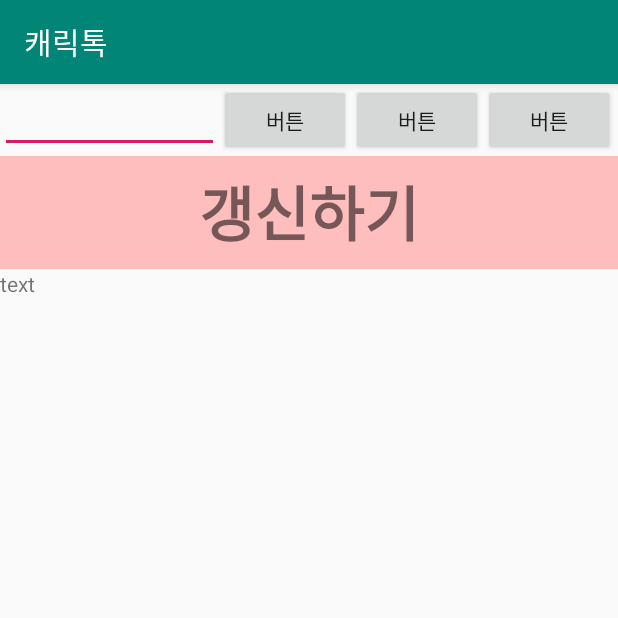
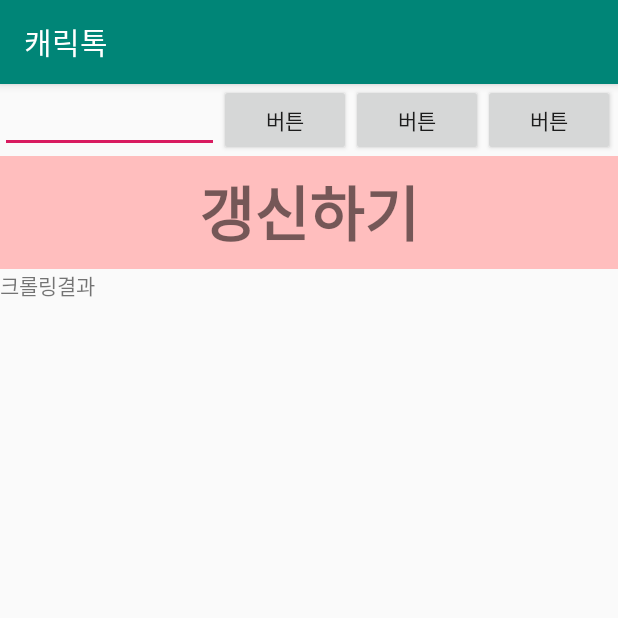
Before and after one commit to donyoeb/CharacTalk, an Android app: the SubActivity4 screen opened directly, with no data from a screen before it, on a phone screen of 412 x 824 dp, the top half of it. Run offline under Robolectric (Android 15) with nearby library versions, the phone set to English and light mode, and no system bars.

Commit message:
크롤링 기능 연습 ( 네이버실시간검색어 크롤링)

```diff
--- a/app/src/main/java/com/google/wjddidgns22/SubActivity4.java
+++ b/app/src/main/java/com/google/wjddidgns22/SubActivity4.java
@@ -35,7 +35,7 @@ public class SubActivity4 extends AppCompatActivity {
                         try {
                             doc = Jsoup.connect("https://datalab.naver.com/keyword/realtimeList.naver?age=20s&entertainment=-1&groupingLevel=1&marketing=-1&news=-1&sports=-1").get(); //naver페이지를 불러옴
                             contents = doc.select("div.ranking_box");//셀렉터로 span태그중 class값이 ah_k인 내용을 가져옴
-                        } catch (IOException e) {
+                        } catch (IOException e) {    // 네이버 블로그 긁어올거 추가하기
                             e.printStackTrace();
                         }
                         Top10 = "";
--- a/app/src/main/res/layout/activity_sub4.xml
+++ b/app/src/main/res/layout/activity_sub4.xml
@@ -47,7 +47,7 @@
             android:id="@+id/textBox"
             android:layout_width="match_parent"
             android:layout_height="match_parent"
-            android:text="text" />
+            android:text="크롤링결과" />
 
 
 
```
